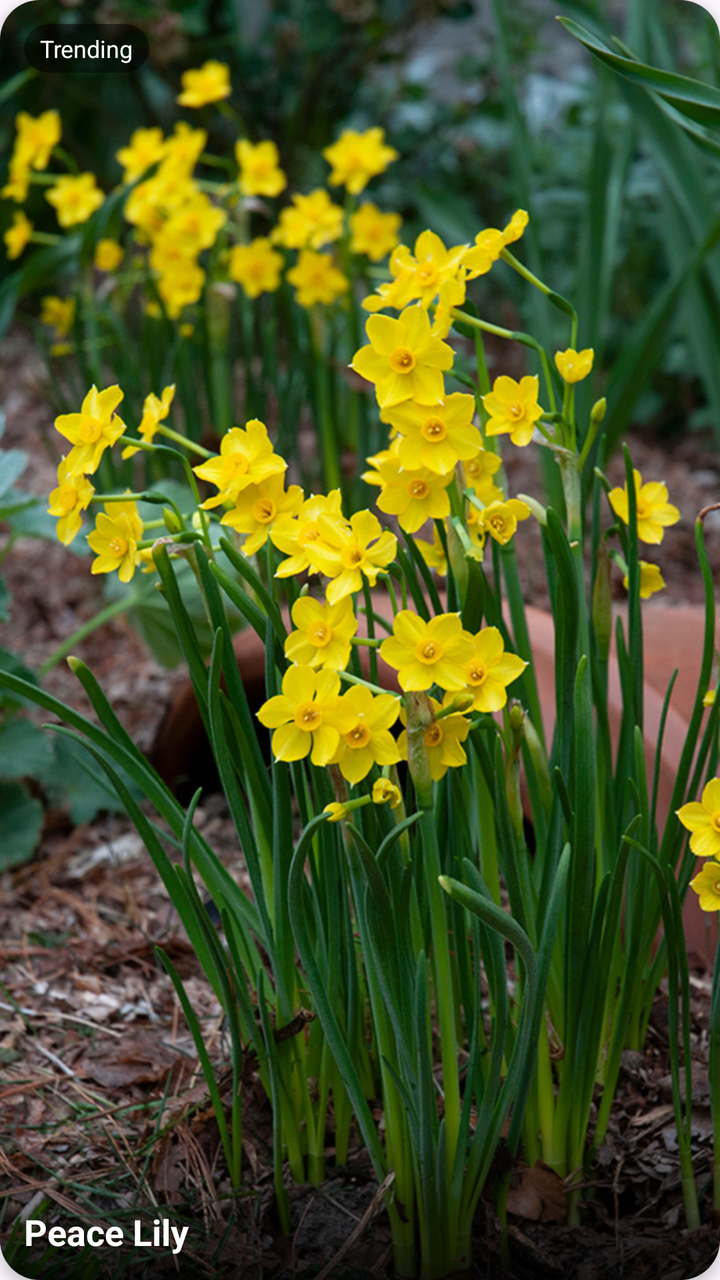
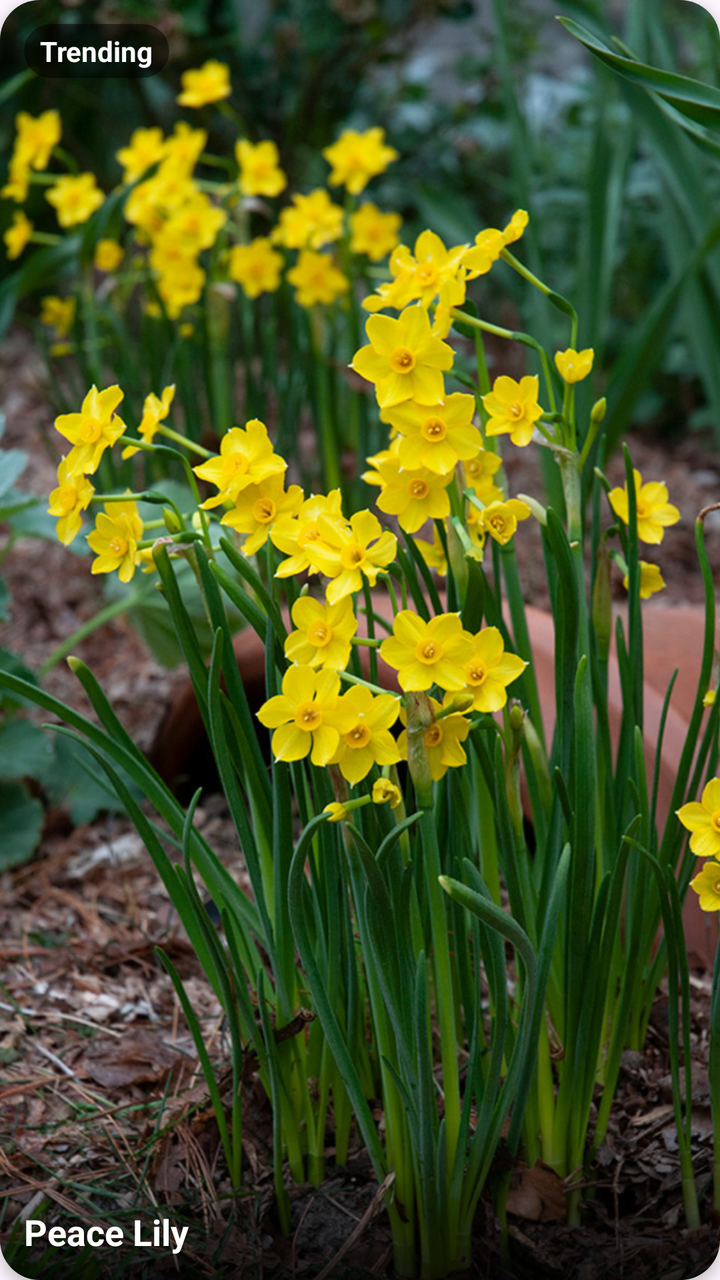

Before-and-after screenshots of an Android layout around one commit, followed by the original layout XML and the change that was made.
<!-- AndroidManifest.xml: application theme Theme.LeafyApp -->
<!-- res/layout/item_trending_plant.xml -->
<?xml version="1.0" encoding="utf-8"?>
<com.google.android.material.card.MaterialCardView
    xmlns:android="http://schemas.android.com/apk/res/android"
    xmlns:app="http://schemas.android.com/apk/res-auto"
    android:layout_width="160dp"
    android:layout_height="220dp"
    android:layout_marginEnd="10dp"
    android:layout_marginBottom="15dp"
    app:cardCornerRadius="20dp"
    app:cardElevation="4dp"
    app:strokeWidth="0dp">

    <androidx.constraintlayout.widget.ConstraintLayout
        android:layout_width="match_parent"
        android:layout_height="match_parent">

        <ImageView
            android:id="@+id/iv_plant_image"
            android:layout_width="match_parent"
            android:layout_height="match_parent"
            android:scaleType="centerCrop"
            android:src="@drawable/img_plant_placeholder"
            android:contentDescription="Plant Image" />
        <View
            android:layout_width="match_parent"
            android:layout_height="80dp"
            android:background="@drawable/gradient_black_transparent"
            app:layout_constraintBottom_toBottomOf="parent" />

        <com.google.android.material.card.MaterialCardView
            android:layout_width="wrap_content"
            android:layout_height="wrap_content"
            android:layout_marginStart="12dp"
            android:layout_marginTop="12dp"
            app:cardBackgroundColor="#80000000"
            app:cardCornerRadius="20dp"
            app:cardElevation="0dp"
            app:strokeWidth="0dp"
            app:layout_constraintStart_toStartOf="parent"
            app:layout_constraintTop_toTopOf="parent">

            <TextView
                android:layout_width="wrap_content"
                android:layout_height="wrap_content"
                android:paddingHorizontal="8dp"
                android:paddingVertical="4dp"
                android:text="Trending"
                android:textColor="#FFFFFF"
                android:textSize="12sp" />
        </com.google.android.material.card.MaterialCardView>

        <TextView
            android:id="@+id/tv_plant_name"
            android:layout_width="0dp"
            android:layout_height="wrap_content"
            android:layout_margin="12dp"
            android:text="Peace Lily"
            android:textColor="#FFFFFF"
            android:textSize="18sp"
            android:textStyle="bold"
            android:shadowColor="#80000000"
            android:shadowDx="1"
            android:shadowDy="1"
            android:shadowRadius="2"
            app:layout_constraintBottom_toBottomOf="parent"
            app:layout_constraintStart_toStartOf="parent"
            app:layout_constraintEnd_toEndOf="parent" />

    </androidx.constraintlayout.widget.ConstraintLayout>

</com.google.android.material.card.MaterialCardView>
<!-- resources referenced by this layout -->
<resources>
  <!-- drawable gradient_black_transparent (drawable) -->
  <?xml version="1.0" encoding="utf-8"?>
  <shape xmlns:android="http://schemas.android.com/apk/res/android">
      <gradient
          android:angle="90"
          android:startColor="#CC000000"
          android:endColor="#00000000" />
  </shape>
  <!-- drawable img_plant_placeholder: jpg bitmap (drawable, 330011 bytes) -->
  <style name="Theme.LeafyApp" parent="Theme.Material3.DayNight.NoActionBar">
          
          <item name="android:windowNoTitle">true</item>
          <item name="windowNoTitle">true</item>
  
          
          <item name="android:windowFullscreen">true</item>
          <item name="android:statusBarColor">@android:color/transparent</item>
  
          
          <item name="colorPrimary">@color/purple_500</item>
          <item name="colorOnPrimary">@color/white</item>
          <item name="colorSecondary">@color/teal_200</item>
      </style>
  <color name="purple_500">#FF6200EE</color>
  <color name="white">#FFFFFFFF</color>
  <color name="teal_200">#FF03DAC5</color>
</resources>

<!-- the commit's change to res/layout/item_trending_plant.xml (unified diff, before → after) -->
@@ -45,8 +45,9 @@
                 android:paddingHorizontal="8dp"
                 android:paddingVertical="4dp"
                 android:text="Trending"
+                android:textStyle="bold"
                 android:textColor="#FFFFFF"
-                android:textSize="12sp" />
+                android:textSize="14sp" />
         </com.google.android.material.card.MaterialCardView>
 
         <TextView
